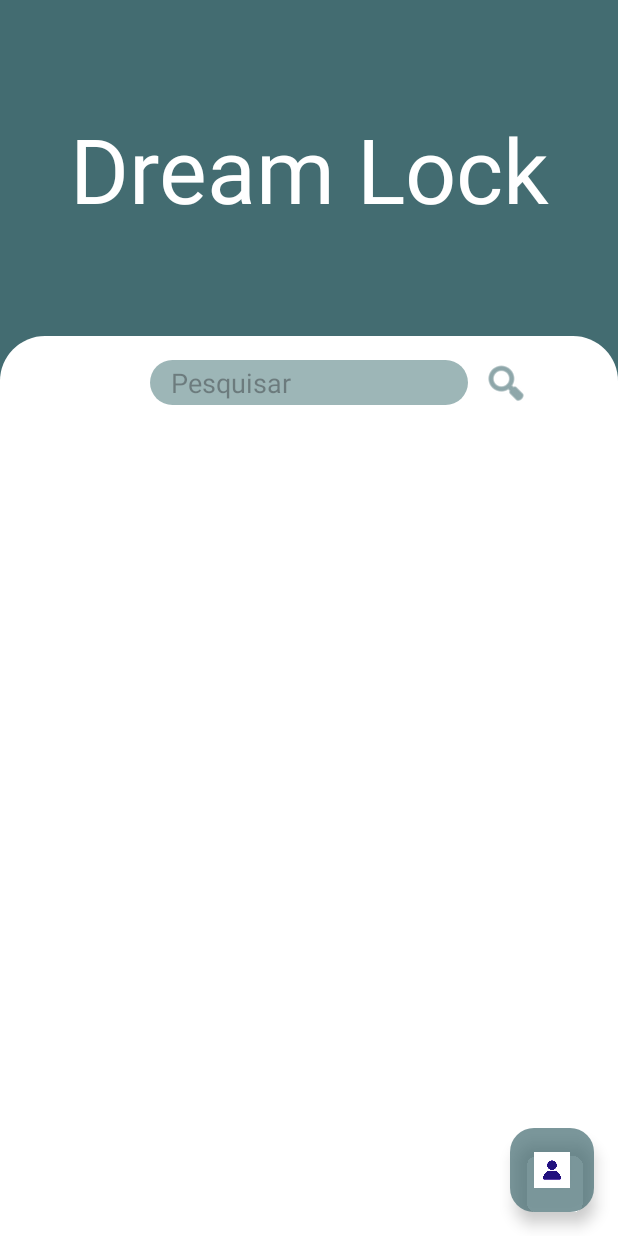
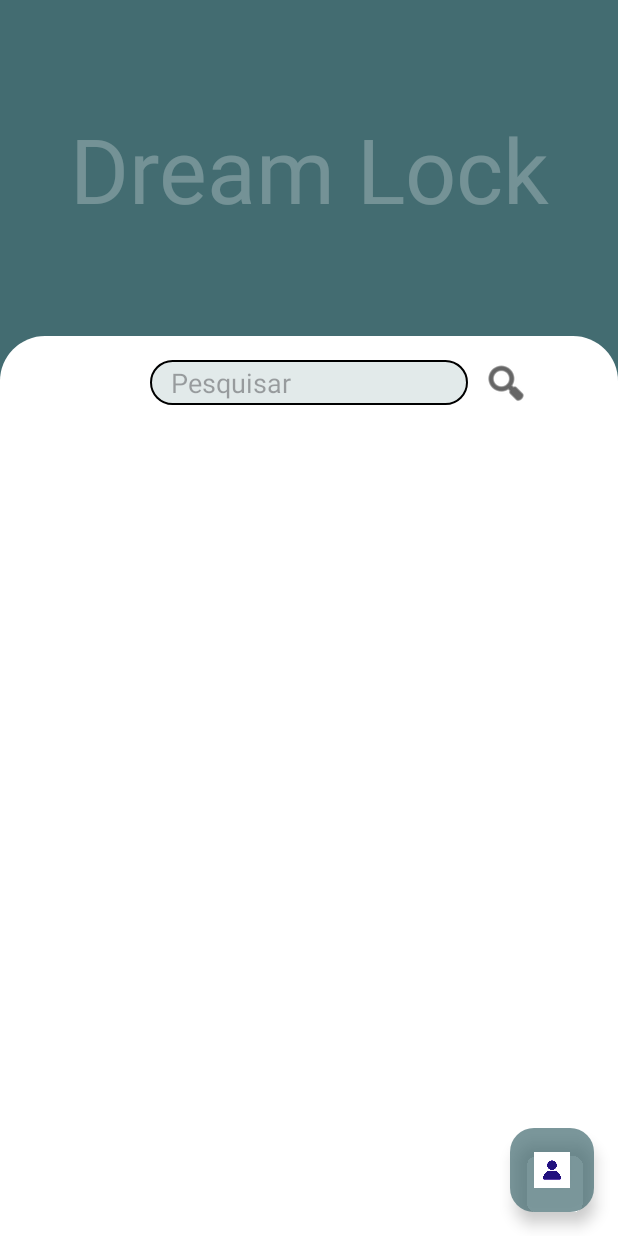
Before and after one commit to artcarvalho/DreamLock, an Android app: the screen it shows after launch (MainActivity), on a phone screen of 412 x 824 dp. Run offline under Robolectric (Android 15) with nearby library versions, the phone set to English and light mode, and no system bars; Roboto replaces fonts that are not available here.

Commit message:
desing barra de pesquisa

```diff
--- a/app/src/main/res/drawable/shape.xml
+++ b/app/src/main/res/drawable/shape.xml
@@ -4,7 +4,7 @@
     android:shape="rectangle">
 
     <solid
-        android:color="#803C6E71"
+        android:color="#253C6E71"
         />
 
     <corners
@@ -15,5 +15,7 @@
         android:right="14dp"
         android:bottom="3dp" />
 
+    <stroke android:color="@color/black" android:width="1dp"/>
+
 
     ></shape>
--- a/app/src/main/res/layout/activity_main.xml
+++ b/app/src/main/res/layout/activity_main.xml
@@ -38,8 +38,8 @@
             android:layout_height="25dp"
             android:layout_marginTop="8dp"
             android:layout_marginEnd="50dp"
-            android:background="#00FFFFFF"
-            android:tint="#436C71"
+            android:background="#FFFFFF"
+            android:tint="#000000"
             app:layout_constraintBottom_toTopOf="@+id/listaSalas"
             app:layout_constraintEnd_toEndOf="parent"
             app:layout_constraintStart_toEndOf="@+id/barraPesquisa"
@@ -86,7 +86,7 @@
         android:fontFamily="@font/monofett"
         android:text="Dream Lock"
         android:textAlignment="center"
-        android:textColor="#FFFFFF"
+        android:textColor="#43FFFFFF"
         android:textSize="60sp"
         app:layout_constraintBottom_toTopOf="@+id/grupoUm"
         app:layout_constraintEnd_toEndOf="parent"
```
